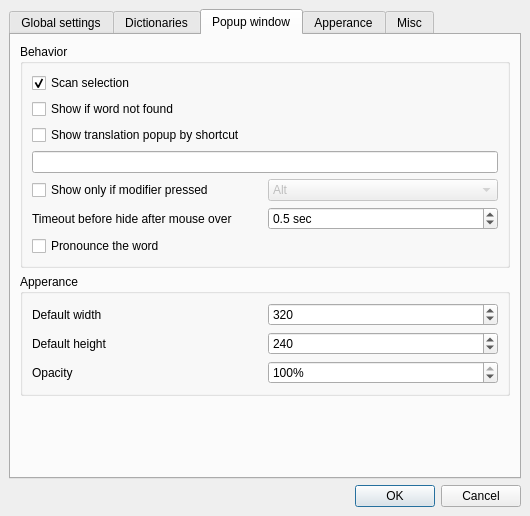
Above: qstardict/settingsdialog.ui from qstardict/qstardict before the change. Below: the same form after it.
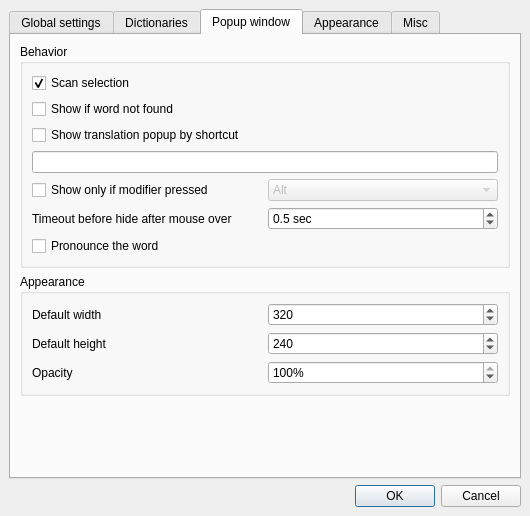
That is the form after the change. The open tabs and pages were chosen to show the change. Icons and pictures are not drawn. Custom widgets are drawn as their Qt base class.

The edit to the form file:
```diff
--- a/qstardict/settingsdialog.ui
+++ b/qstardict/settingsdialog.ui
@@ -461,7 +461,7 @@
        <item row="1" column="0">
         <widget class="QGroupBox" name="groupBox_2">
          <property name="title">
-          <string>Apperance</string>
+          <string>Appearance</string>
          </property>
          <layout class="QGridLayout">
           <property name="leftMargin">
@@ -622,7 +622,7 @@
      </widget>
      <widget class="QWidget" name="tab">
       <attribute name="title">
-       <string>Apperance</string>
+       <string>Appearance</string>
       </attribute>
       <layout class="QGridLayout">
        <item row="0" column="0">
```
Left out of the diff: 2 changed lines with no effect on the pictures.
